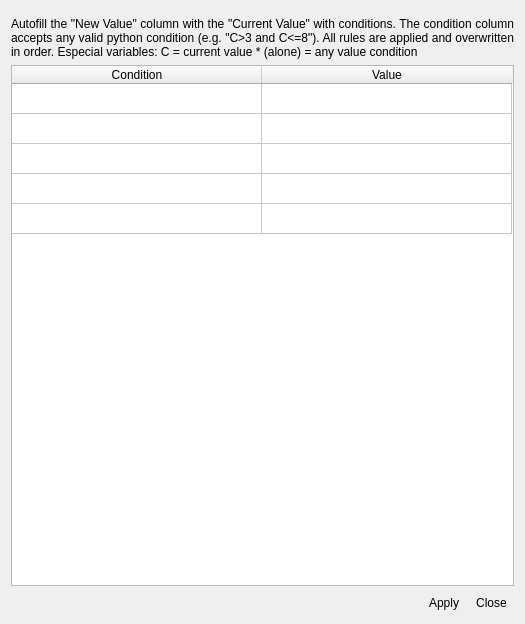
First picture: the form in ui/autofill_dialog.ui, repository SMByC/ThRasE, before the edit.
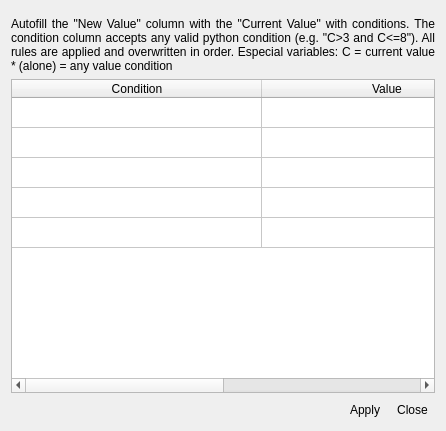
Second picture: the form after the edit. Icons and pictures are not drawn. Custom widgets are drawn as their Qt base class.

Commit message: Added action buttons to zoom the layer

```diff
--- a/ui/autofill_dialog.ui
+++ b/ui/autofill_dialog.ui
@@ -6,8 +6,8 @@
    <rect>
     <x>0</x>
     <y>0</y>
-    <width>525</width>
-    <height>624</height>
+    <width>446</width>
+    <height>431</height>
    </rect>
   </property>
   <property name="windowTitle">
```
The commit also changes 2 other files.
